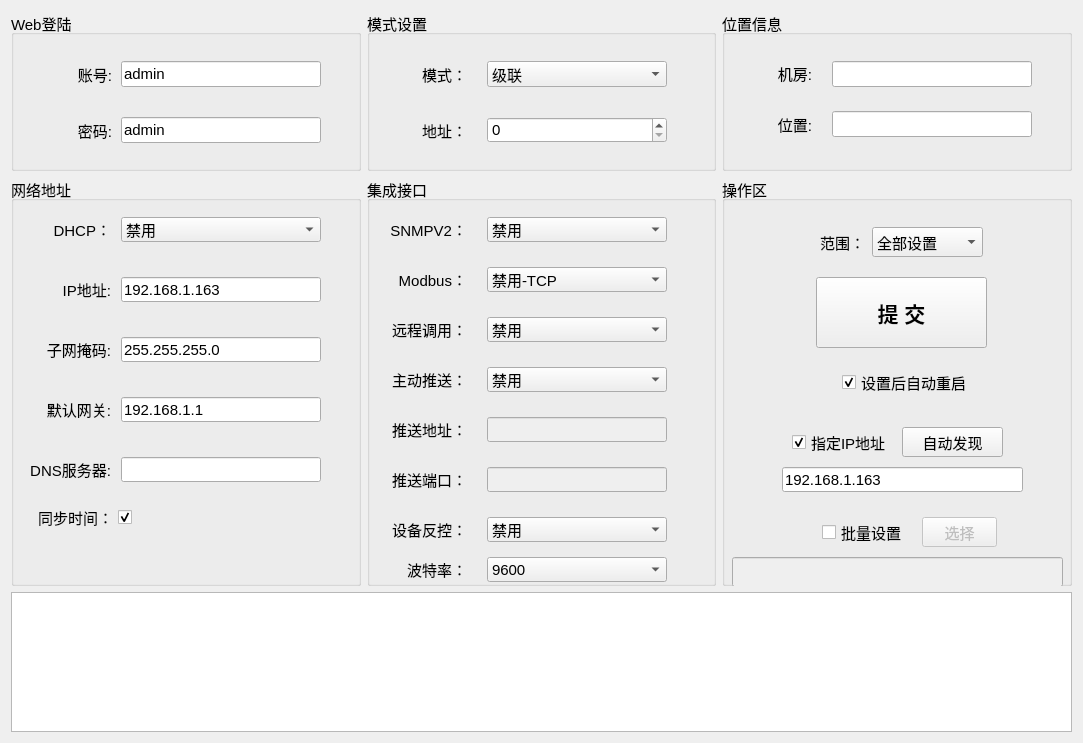
Qt form mpro_deploy/home/home_mainwid.ui (ChinaClever/MPro-Tools) before a commit.
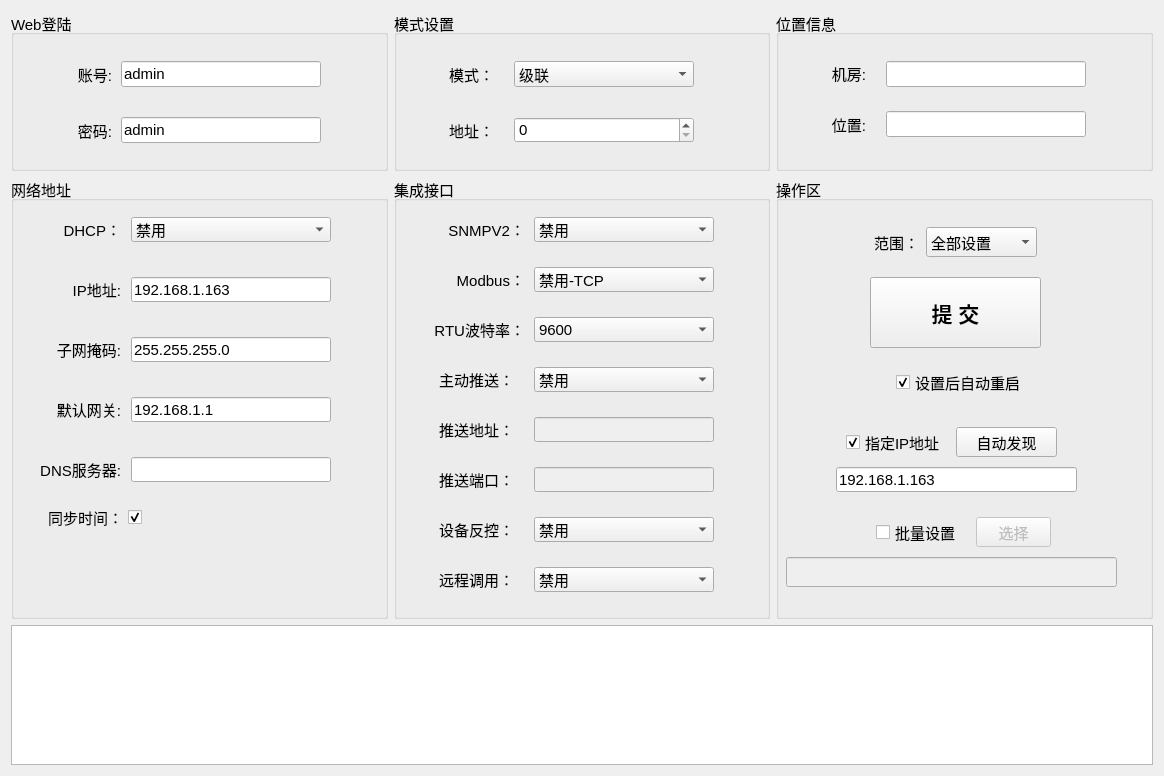
The same form after that commit.

Diff of the .ui file:
```diff
--- a/mpro_deploy/home/home_mainwid.ui
+++ b/mpro_deploy/home/home_mainwid.ui
@@ -6,8 +6,8 @@
    <rect>
     <x>0</x>
     <y>0</y>
-    <width>1083</width>
-    <height>743</height>
+    <width>1164</width>
+    <height>776</height>
    </rect>
   </property>
   <property name="font">
@@ -27,7 +27,7 @@
      <widget class="QComboBox" name="modbusBox">
       <property name="geometry">
        <rect>
-        <x>120</x>
+        <x>140</x>
         <y>90</y>
         <width>180</width>
         <height>25</height>
@@ -47,9 +47,9 @@
      <widget class="QLabel" name="label_10">
       <property name="geometry">
        <rect>
-        <x>10</x>
+        <x>0</x>
         <y>90</y>
-        <width>90</width>
+        <width>131</width>
         <height>25</height>
        </rect>
       </property>
@@ -63,8 +63,8 @@
      <widget class="QComboBox" name="rpcBox">
       <property name="geometry">
        <rect>
-        <x>120</x>
-        <y>140</y>
+        <x>140</x>
+        <y>390</y>
         <width>180</width>
         <height>25</height>
        </rect>
@@ -86,8 +86,8 @@
      <widget class="QLabel" name="label_11">
       <property name="geometry">
        <rect>
-        <x>10</x>
-        <y>140</y>
+        <x>30</x>
+        <y>390</y>
         <width>90</width>
         <height>25</height>
        </rect>
@@ -102,7 +102,7 @@
      <widget class="QComboBox" name="pushBox">
       <property name="geometry">
        <rect>
-        <x>120</x>
+        <x>140</x>
         <y>190</y>
         <width>180</width>
         <height>25</height>
@@ -122,7 +122,7 @@
      <widget class="QLabel" name="label_12">
       <property name="geometry">
        <rect>
-        <x>10</x>
+        <x>30</x>
         <y>190</y>
         <width>90</width>
         <height>25</height>
@@ -138,7 +138,7 @@
      <widget class="QLabel" name="label_13">
       <property name="geometry">
        <rect>
-        <x>10</x>
+        <x>30</x>
         <y>240</y>
         <width>90</width>
         <height>25</height>
@@ -157,7 +157,7 @@
       </property>
       <property name="geometry">
        <rect>
-        <x>120</x>
+        <x>140</x>
         <y>240</y>
         <width>180</width>
         <height>25</height>
@@ -170,7 +170,7 @@
       </property>
       <property name="geometry">
        <rect>
-        <x>120</x>
+        <x>140</x>
         <y>290</y>
         <width>180</width>
         <height>25</height>
@@ -180,7 +180,7 @@
      <widget class="QLabel" name="label_14">
       <property name="geometry">
        <rect>
-        <x>10</x>
+        <x>30</x>
         <y>290</y>
         <width>90</width>
         <height>25</height>
@@ -196,7 +196,7 @@
      <widget class="QComboBox" name="ctrlBox">
       <property name="geometry">
        <rect>
-        <x>120</x>
+        <x>140</x>
         <y>340</y>
         <width>180</width>
         <height>25</height>
@@ -219,7 +219,7 @@
      <widget class="QLabel" name="label_15">
       <property name="geometry">
        <rect>
-        <x>10</x>
+        <x>30</x>
         <y>340</y>
         <width>90</width>
         <height>25</height>
@@ -235,7 +235,7 @@
      <widget class="QComboBox" name="snmpBox">
       <property name="geometry">
        <rect>
-        <x>120</x>
+        <x>140</x>
         <y>40</y>
         <width>180</width>
         <height>25</height>
@@ -258,9 +258,9 @@
      <widget class="QLabel" name="label_18">
       <property name="geometry">
        <rect>
-        <x>10</x>
+        <x>30</x>
         <y>40</y>
-        <width>90</width>
+        <width>101</width>
         <height>25</height>
        </rect>
       </property>
@@ -274,8 +274,8 @@
      <widget class="QComboBox" name="brBox">
       <property name="geometry">
        <rect>
-        <x>120</x>
-        <y>380</y>
+        <x>140</x>
+        <y>140</y>
         <width>180</width>
         <height>25</height>
        </rect>
@@ -289,14 +289,14 @@
      <widget class="QLabel" name="label_20">
       <property name="geometry">
        <rect>
-        <x>10</x>
-        <y>380</y>
-        <width>90</width>
+        <x>20</x>
+        <y>140</y>
+        <width>111</width>
         <height>25</height>
        </rect>
       </property>
       <property name="text">
-       <string>波特率：</string>
+       <string>RTU波特率：</string>
       </property>
       <property name="alignment">
        <set>Qt::AlignRight|Qt::AlignTrailing|Qt::AlignVCenter</set>
@@ -571,7 +571,7 @@
      <widget class="QLineEdit" name="ipEdit">
       <property name="geometry">
        <rect>
-        <x>110</x>
+        <x>120</x>
         <y>100</y>
         <width>200</width>
         <height>25</height>
@@ -584,7 +584,7 @@
      <widget class="QLabel" name="label">
       <property name="geometry">
        <rect>
-        <x>20</x>
+        <x>30</x>
         <y>100</y>
         <width>80</width>
         <height>25</height>
@@ -600,7 +600,7 @@
      <widget class="QLabel" name="label_2">
       <property name="geometry">
        <rect>
-        <x>20</x>
+        <x>30</x>
         <y>160</y>
         <width>80</width>
         <height>25</height>
@@ -616,7 +616,7 @@
      <widget class="QLineEdit" name="maskEdit">
       <property name="geometry">
        <rect>
-        <x>110</x>
+        <x>120</x>
         <y>160</y>
         <width>200</width>
         <height>25</height>
@@ -629,7 +629,7 @@
      <widget class="QLabel" name="label_3">
       <property name="geometry">
        <rect>
-        <x>20</x>
+        <x>30</x>
         <y>40</y>
         <width>80</width>
         <height>25</height>
@@ -645,7 +645,7 @@
      <widget class="QComboBox" name="dhcpBox">
       <property name="geometry">
        <rect>
-        <x>110</x>
+        <x>120</x>
         <y>40</y>
         <width>200</width>
         <height>25</height>
@@ -665,7 +665,7 @@
      <widget class="QLineEdit" name="gwEdit">
       <property name="geometry">
        <rect>
-        <x>110</x>
+        <x>120</x>
         <y>220</y>
         <width>200</width>
         <height>25</height>
@@ -678,7 +678,7 @@
      <widget class="QLabel" name="label_4">
       <property name="geometry">
        <rect>
-        <x>20</x>
+        <x>30</x>
         <y>220</y>
         <width>80</width>
         <height>25</height>
@@ -694,7 +694,7 @@
      <widget class="QLineEdit" name="dnsEdit">
       <property name="geometry">
        <rect>
-        <x>110</x>
+        <x>120</x>
         <y>280</y>
         <width>200</width>
         <height>25</height>
@@ -704,7 +704,7 @@
      <widget class="QLabel" name="label_5">
       <property name="geometry">
        <rect>
-        <x>20</x>
+        <x>30</x>
         <y>280</y>
         <width>80</width>
         <height>25</height>
@@ -720,7 +720,7 @@
      <widget class="QCheckBox" name="timeCheckBox">
       <property name="geometry">
        <rect>
-        <x>20</x>
+        <x>30</x>
         <y>325</y>
         <width>101</width>
         <height>30</height>
@@ -841,9 +841,9 @@
      <widget class="QLabel" name="label_16">
       <property name="geometry">
        <rect>
-        <x>50</x>
+        <x>29</x>
         <y>50</y>
-        <width>50</width>
+        <width>71</width>
         <height>26</height>
        </rect>
       </property>
@@ -890,9 +890,9 @@
      <widget class="QLabel" name="label_17">
       <property name="geometry">
        <rect>
-        <x>50</x>
+        <x>29</x>
         <y>106</y>
-        <width>50</width>
+        <width>71</width>
         <height>26</height>
        </rect>
       </property>
```
